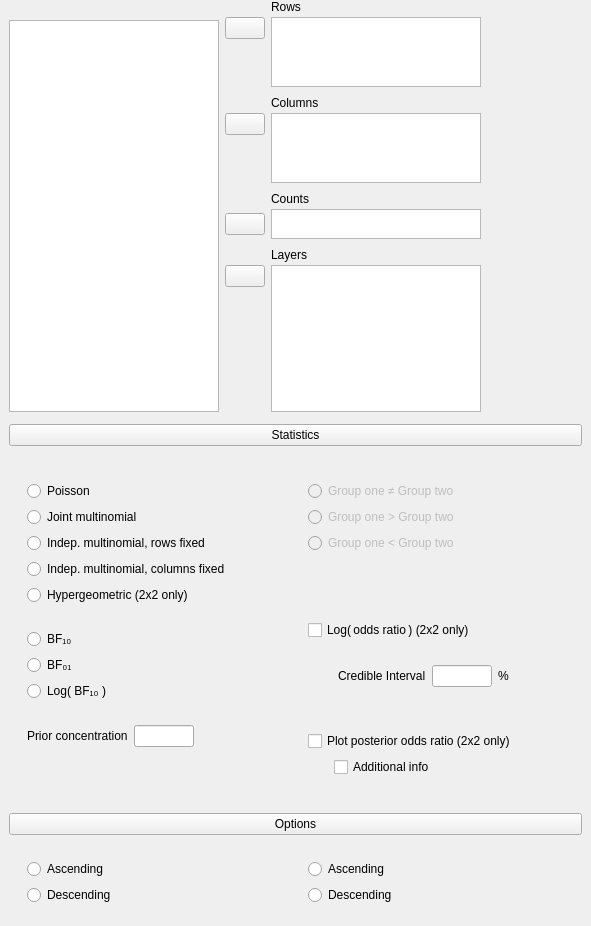
Above: JASP-Desktop/analysisforms/contingencytablesbayesianform.ui from jasp-stats/jasp-desktop before the change. Below: the same form after it.
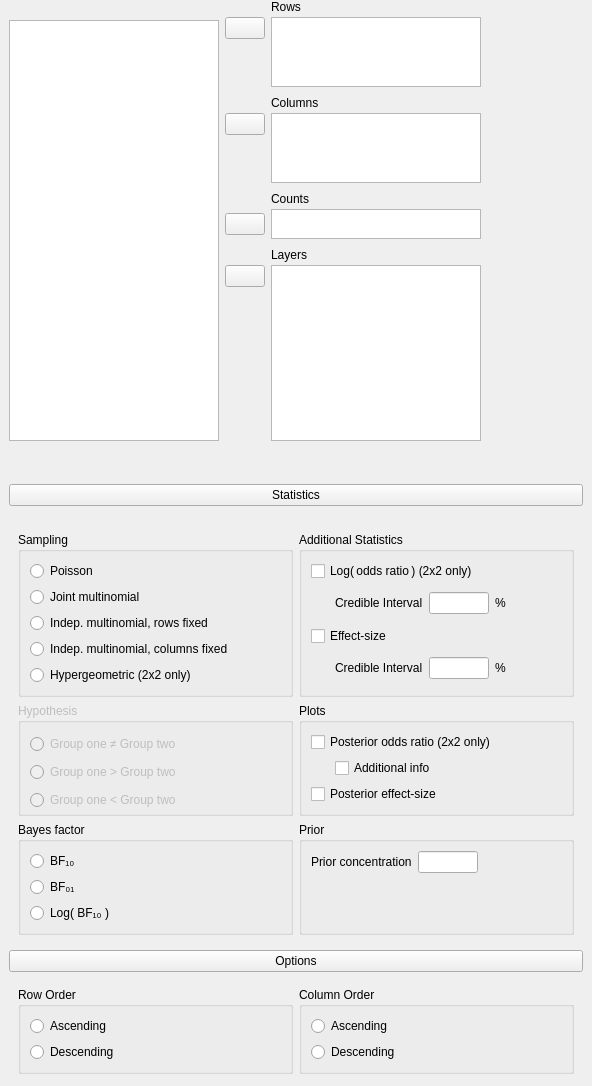
That is the form after the change. Custom widgets are drawn as their Qt base class.

Commit message:
B Cont Tables: Added effect size options
closes #987

```diff
--- a/JASP-Desktop/analysisforms/contingencytablesbayesianform.ui
+++ b/JASP-Desktop/analysisforms/contingencytablesbayesianform.ui
@@ -6,8 +6,8 @@
    <rect>
     <x>0</x>
     <y>0</y>
-    <width>585</width>
-    <height>926</height>
+    <width>592</width>
+    <height>1086</height>
    </rect>
   </property>
   <property name="windowTitle">
@@ -49,8 +49,8 @@
        <widget class="QWidget" name="panelOptions" native="true">
         <layout class="QGridLayout" name="gridLayout_6">
          <item row="0" column="0">
-          <widget class="BoundGroupBox" name="rowOrder" native="true">
-           <property name="title" stdset="0">
+          <widget class="BoundGroupBox" name="rowOrder">
+           <property name="title">
             <string>Row Order</string>
            </property>
            <layout class="QGridLayout" name="gridLayout_7">
@@ -72,8 +72,8 @@
           </widget>
          </item>
          <item row="0" column="1">
-          <widget class="BoundGroupBox" name="columnOrder" native="true">
-           <property name="title" stdset="0">
+          <widget class="BoundGroupBox" name="columnOrder">
+           <property name="title">
             <string>Column Order</string>
            </property>
            <layout class="QGridLayout" name="gridLayout_8">
@@ -121,9 +121,210 @@
          <property name="verticalSpacing">
           <number>6</number>
          </property>
+         <item row="0" column="2" colspan="2">
+          <widget class="BoundGroupBox" name="groupBox">
+           <property name="title">
+            <string>Additional Statistics</string>
+           </property>
+           <layout class="QGridLayout" name="gridLayout_9">
+            <item row="2" column="0" colspan="2">
+             <widget class="BoundCheckBox" name="oddsRatio">
+              <property name="text">
+               <string>Log( odds ratio ) (2x2 only)</string>
+              </property>
+             </widget>
+            </item>
+            <item row="3" column="0" colspan="2">
+             <widget class="QWidget" name="oddsRatioCredibleIntervalContainer" native="true">
+              <layout class="QGridLayout" name="gridLayout_22">
+               <property name="leftMargin">
+                <number>24</number>
+               </property>
+               <property name="topMargin">
+                <number>0</number>
+               </property>
+               <property name="bottomMargin">
+                <number>0</number>
+               </property>
+               <item row="0" column="0">
+                <widget class="QLabel" name="label_5">
+                 <property name="text">
+                  <string>Credible Interval</string>
+                 </property>
+                </widget>
+               </item>
+               <item row="0" column="1">
+                <widget class="BoundTextBox" name="oddsRatioCredibleIntervalInterval">
+                 <property name="maximumSize">
+                  <size>
+                   <width>60</width>
+                   <height>16777215</height>
+                  </size>
+                 </property>
+                </widget>
+               </item>
+               <item row="0" column="2">
+                <widget class="QLabel" name="label_6">
+                 <property name="text">
+                  <string>%</string>
+                 </property>
+                </widget>
+               </item>
+              </layout>
+             </widget>
+            </item>
+            <item row="4" column="0">
+             <widget class="BoundCheckBox" name="effectSize">
+              <property name="text">
+               <string>Effect-size</string>
+              </property>
+             </widget>
+            </item>
+            <item row="5" column="0" colspan="2">
+             <widget class="QWidget" name="effectSizeCredibleIntervalContainer" native="true">
+              <layout class="QGridLayout" name="gridLayout_23">
+               <property name="leftMargin">
+                <number>24</number>
+               </property>
+               <property name="topMargin">
+                <number>0</number>
+               </property>
+               <property name="bottomMargin">
+                <number>0</number>
+               </property>
+               <item row="0" column="0">
+                <widget class="QLabel" name="label_8">
+                 <property name="text">
+                  <string>Credible Interval</string>
+                 </property>
+                </widget>
+               </item>
+               <item row="0" column="1">
+                <widget class="BoundTextBox" name="effectSizeCredibleIntervalInterval">
+                 <property name="maximumSize">
+                  <size>
+                   <width>60</width>
+                   <height>16777215</height>
+                  </size>
+                 </property>
+                </widget>
+               </item>
+               <item row="0" column="2">
+                <widget class="QLabel" name="label_9">
+                 <property name="text">
+                  <string>%</string>
+                 </property>
+                </widget>
+               </item>
+              </layout>
+             </widget>
+            </item>
+           </layout>
+          </widget>
+         </item>
+         <item row="2" column="2" rowspan="2" colspan="2">
+          <widget class="GroupBox" name="groupBox_16">
+           <property name="title">
+            <string>Prior</string>
+           </property>
+           <layout class="QGridLayout" name="gridLayout_10">
+            <item row="2" column="0" colspan="3">
+             <spacer name="verticalSpacer_4">
+              <property name="orientation">
+               <enum>Qt::Vertical</enum>
+              </property>
+              <property name="sizeHint" stdset="0">
+               <size>
+                <width>20</width>
+                <height>40</height>
+               </size>
+              </property>
+             </spacer>
+            </item>
+            <item row="1" column="0">
+             <widget class="QLabel" name="label_7">
+              <property name="text">
+               <string>Prior concentration</string>
+              </property>
+             </widget>
+            </item>
+            <item row="1" column="1">
+             <widget class="BoundTextBox" name="priorConcentration">
+              <property name="maximumSize">
+               <size>
+                <width>60</width>
+                <height>16777215</height>
+               </size>
+              </property>
+             </widget>
+            </item>
+            <item row="1" column="2">
+             <spacer name="horizontalSpacer">
+              <property name="orientation">
+               <enum>Qt::Horizontal</enum>
+              </property>
+              <property name="sizeHint" stdset="0">
+               <size>
+                <width>40</width>
+                <height>20</height>
+               </size>
+              </property>
+             </spacer>
+            </item>
+           </layout>
+          </widget>
+         </item>
+         <item row="1" column="2" colspan="2">
+          <widget class="GroupBox" name="groupBox_2">
+           <property name="title">
+            <string>Plots</string>
+           </property>
+           <layout class="QGridLayout" name="gridLayout_15">
+            <item row="1" column="0">
+             <widget class="QWidget" name="widget_12" native="true">
+              <layout class="QGridLayout" name="gridLayout_14">
+               <property name="leftMargin">
+                <number>24</number>
+               </property>
+               <property name="topMargin">
+                <number>0</number>
+               </property>
+               <property name="rightMargin">
+                <number>0</number>
+               </property>
+               <property name="bottomMargin">
+                <number>0</number>
+               </property>
+               <item row="0" column="0">
+                <widget class="BoundCheckBox" name="plotPosteriorOddsRatioAdditionalInfo">
+                 <property name="text">
+                  <string>Additional info</string>
+                 </property>
+                </widget>
+               </item>
+              </layout>
+             </widget>
+            </item>
+            <item row="0" column="0">
+             <widget class="BoundCheckBox" name="plotPosteriorOddsRatio">
+              <property name="text">
+               <string>Posterior odds ratio (2x2 only)</string>
+              </property>
+             </widget>
+            </item>
+            <item row="2" column="0">
+             <widget class="BoundCheckBox" name="plotPosteriorEffectSize">
+              <property name="text">
+               <string>Posterior effect-size</string>
+              </property>
+             </widget>
+            </item>
+           </layout>
+          </widget>
+         </item>
          <item row="0" column="0" colspan="2">
-          <widget class="BoundGroupBox" name="samplingModel" native="true">
-           <property name="title" stdset="0">
+          <widget class="BoundGroupBox" name="samplingModel">
+           <property name="title">
             <string>Sampling</string>
            </property>
            <layout class="QGridLayout" name="gridLayout_13">
@@ -165,32 +366,18 @@
            </layout>
           </widget>
          </item>
-         <item row="0" column="2" colspan="2">
-          <widget class="BoundGroupBox" name="hypothesis" native="true">
+         <item row="1" column="0" colspan="2">
+          <widget class="BoundGroupBox" name="hypothesis">
            <property name="enabled">
             <bool>false</bool>
            </property>
-           <property name="title" stdset="0">
+           <property name="title">
             <string>Hypothesis</string>
            </property>
            <layout class="QGridLayout" name="gridLayout_11">
             <property name="bottomMargin">
              <number>0</number>
             </property>
-            <item row="2" column="0">
-             <widget class="QRadioButton" name="_3oneTailedLessThan">
-              <property name="text">
-               <string>Group one &lt; Group two</string>
-              </property>
-             </widget>
-            </item>
-            <item row="0" column="0">
-             <widget class="QRadioButton" name="_1twoTailed">
-              <property name="text">
-               <string>Group one ≠ Group two</string>
-              </property>
-             </widget>
-            </item>
             <item row="1" column="0">
              <widget class="QRadioButton" name="_2oneTailedGreaterThan">
               <property name="text">
@@ -198,25 +385,26 @@
               </property>
              </widget>
             </item>
-            <item row="3" column="0">
-             <spacer name="verticalSpacer_4">
-              <property name="orientation">
-               <enum>Qt::Vertical</enum>
+            <item row="0" column="0">
+             <widget class="QRadioButton" name="_1twoTailed">
+              <property name="text">
+               <string>Group one ≠ Group two</string>
               </property>
-              <property name="sizeHint" stdset="0">
-               <size>
-                <width>20</width>
-                <height>40</height>
-               </size>
+             </widget>
+            </item>
+            <item row="2" column="0">
+             <widget class="QRadioButton" name="_3oneTailedLessThan">
+              <property name="text">
+               <string>Group one &lt; Group two</string>
               </property>
-             </spacer>
+             </widget>
             </item>
            </layout>
           </widget>
          </item>
-         <item row="1" column="0" colspan="2">
-          <widget class="BoundGroupBox" name="bayesFactorType" native="true">
-           <property name="title" stdset="0">
+         <item row="2" column="0" rowspan="2" colspan="2">
+          <widget class="BoundGroupBox" name="bayesFactorType">
+           <property name="title">
             <string>Bayes factor</string>
            </property>
            <layout class="QGridLayout" name="gridLayout_5">
@@ -244,153 +432,6 @@
            </layout>
           </widget>
          </item>
-         <item row="2" column="0" rowspan="2" colspan="2">
-          <widget class="QWidget" name="widget_16" native="true">
-           <layout class="QGridLayout" name="gridLayout_10">
-            <item row="0" column="0">
-             <widget class="QLabel" name="label_7">
-              <property name="text">
-               <string>Prior concentration</string>
-              </property>
-             </widget>
-            </item>
-            <item row="0" column="1">
-             <widget class="BoundTextBox" name="priorConcentration">
-              <property name="maximumSize">
-               <size>
-                <width>60</width>
-                <height>16777215</height>
-               </size>
-              </property>
-             </widget>
-            </item>
-            <item row="0" column="2">
-             <spacer name="horizontalSpacer">
-              <property name="orientation">
-               <enum>Qt::Horizontal</enum>
-              </property>
-              <property name="sizeHint" stdset="0">
-               <size>
-                <width>40</width>
-                <height>20</height>
-               </size>
-              </property>
-             </spacer>
-            </item>
-            <item row="1" column="1">
-             <spacer name="verticalSpacer_6">
-              <property name="orientation">
-               <enum>Qt::Vertical</enum>
-              </property>
-              <property name="sizeHint" stdset="0">
-               <size>
-                <width>20</width>
-                <height>40</height>
-               </size>
-              </property>
-             </spacer>
-            </item>
-           </layout>
-          </widget>
-         </item>
-         <item row="1" column="2" rowspan="2" colspan="2">
-          <widget class="QWidget" name="groupOddsRatio" native="true">
-           <layout class="QGridLayout" name="gridLayout_15">
-            <property name="topMargin">
-             <number>0</number>
-            </property>
-            <item row="2" column="1">
-             <widget class="QWidget" name="oddsRatioCredibleIntervalContainer" native="true">
-              <layout class="QGridLayout" name="gridLayout_22">
-               <property name="leftMargin">
-                <number>24</number>
-               </property>
-               <property name="topMargin">
-                <number>0</number>
-               </property>
-               <property name="bottomMargin">
-                <number>0</number>
-               </property>
-               <item row="0" column="0">
-                <widget class="QLabel" name="label_5">
-                 <property name="text">
-                  <string>Credible Interval</string>
-                 </property>
-                </widget>
-               </item>
-               <item row="0" column="1">
-                <widget class="BoundTextBox" name="oddsRatioCredibleIntervalInterval">
-                 <property name="maximumSize">
-                  <size>
-                   <width>60</width>
-                   <height>16777215</height>
-                  </size>
-                 </property>
-                </widget>
-               </item>
-               <item row="0" column="2">
-                <widget class="QLabel" name="label_6">
-                 <property name="text">
-                  <string>%</string>
-                 </property>
-                </widget>
-               </item>
-              </layout>
-             </widget>
-            </item>
-            <item row="1" column="0" colspan="2">
-             <widget class="BoundCheckBox" name="oddsRatio">
-              <property name="text">
-               <string>Log( odds ratio ) (2x2 only)</string>
-              </property>
-             </widget>
-            </item>
-           </layout>
-          </widget>
-         </item>
-         <item row="3" column="2" colspan="2">
-          <widget class="QWidget" name="groupPlotPosterior" native="true">
-           <layout class="QGridLayout" name="gridLayout_14">
-            <item row="1" column="0">
-             <widget class="QWidget" name="widget_12" native="true">
-              <property name="maximumSize">
-               <size>
-                <width>20</width>
-                <height>16777215</height>
-               </size>
-              </property>
-             </widget>
-            </item>
-            <item row="0" column="0" colspan="2">
-             <widget class="BoundCheckBox" name="plotPosteriorOddsRatio">
-              <property name="text">
-               <string>Plot posterior odds ratio (2x2 only)</string>
-              </property>
-             </widget>
-            </item>
-            <item row="1" column="1">
-             <widget class="BoundCheckBox" name="plotPosteriorOddsRatioAdditionalInfo">
-              <property name="text">
-               <string>Additional info</string>
-              </property>
-             </widget>
-            </item>
-            <item row="2" column="1">
-             <spacer name="verticalSpacer_5">
-              <property name="orientation">
-               <enum>Qt::Vertical</enum>
-              </property>
-              <property name="sizeHint" stdset="0">
-               <size>
-                <width>20</width>
-                <height>40</height>
-               </size>
-              </property>
-             </spacer>
-            </item>
-           </layout>
-          </widget>
-         </item>
         </layout>
        </widget>
       </item>
@@ -824,6 +865,12 @@
    <extends>QCheckBox</extends>
    <header>widgets/boundcheckbox.h</header>
   </customwidget>
+  <customwidget>
+   <class>GroupBox</class>
+   <extends>QGroupBox</extends>
+   <header>widgets/groupbox.h</header>
+   <container>1</container>
+  </customwidget>
   <customwidget>
    <class>BoundTextBox</class>
    <extends>QLineEdit</extends>
@@ -831,7 +878,7 @@
   </customwidget>
   <customwidget>
    <class>BoundGroupBox</class>
-   <extends>QWidget</extends>
+   <extends>QGroupBox</extends>
    <header>widgets/boundgroupbox.h</header>
    <container>1</container>
   </customwidget>
```
The commit also changes 2 other files.
